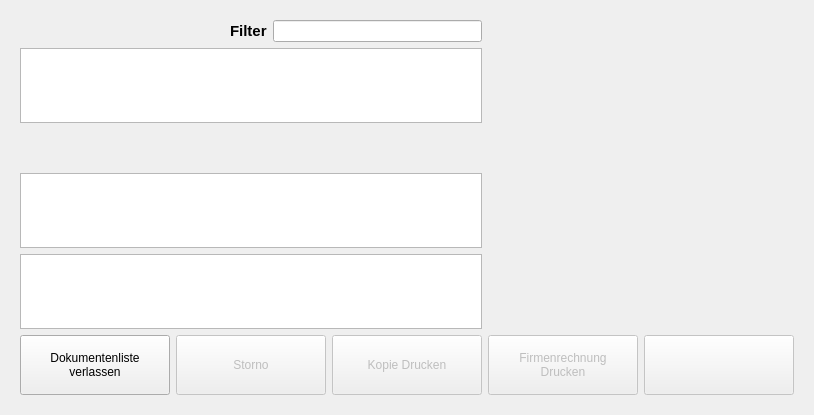
Before: the Qt Designer form src/ui/qrkdocument.ui in todvora/qrk-registrier-kasse, drawn with Qt 5.
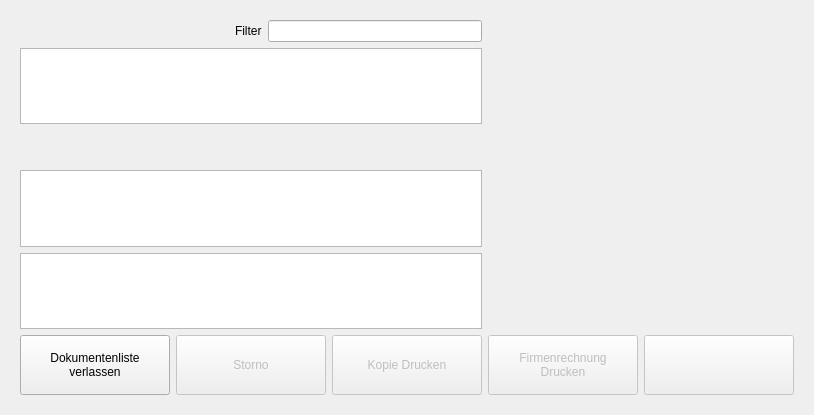
After: the same form once the commit is applied. Icons and pictures are not drawn.

Commit message: add FontSelector class

```diff
--- a/src/ui/qrkdocument.ui
+++ b/src/ui/qrkdocument.ui
@@ -36,14 +36,6 @@
           </item>
           <item>
            <widget class="QLabel" name="documentFilterLabel">
-            <property name="font">
-             <font>
-              <family>Arial</family>
-              <pointsize>11</pointsize>
-              <weight>75</weight>
-              <bold>true</bold>
-             </font>
-            </property>
             <property name="text">
              <string>Filter</string>
             </property>
@@ -62,12 +54,6 @@
             <height>0</height>
            </size>
           </property>
-          <property name="font">
-           <font>
-            <family>Arial</family>
-            <italic>true</italic>
-           </font>
-          </property>
           <property name="alternatingRowColors">
            <bool>true</bool>
           </property>
@@ -93,14 +79,6 @@
         </item>
         <item>
          <widget class="QLabel" name="documentLabel">
-          <property name="font">
-           <font>
-            <family>Arial</family>
-            <pointsize>12</pointsize>
-            <weight>75</weight>
-            <bold>true</bold>
-           </font>
-          </property>
           <property name="text">
            <string/>
           </property>
```
The commit also changes 12 other files.
